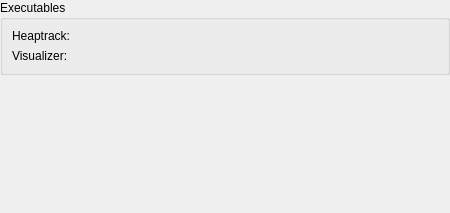
Above: plugins/heaptrack/config/globalconfigpage.ui from KDE/kdevelop before the change. Below: the same form after it.
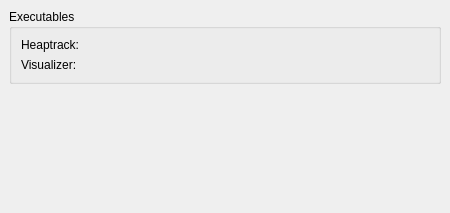
That is the form after the change. Custom widgets are drawn as their Qt base class.

```diff
--- a/plugins/heaptrack/config/globalconfigpage.ui
+++ b/plugins/heaptrack/config/globalconfigpage.ui
@@ -12,16 +12,16 @@
   </property>
   <layout class="QVBoxLayout" name="verticalLayout">
    <property name="leftMargin">
-    <number>0</number>
+    <number>9</number>
    </property>
    <property name="topMargin">
-    <number>0</number>
+    <number>9</number>
    </property>
    <property name="rightMargin">
-    <number>0</number>
+    <number>9</number>
    </property>
    <property name="bottomMargin">
-    <number>0</number>
+    <number>9</number>
    </property>
    <item>
     <widget class="QGroupBox" name="pathsGroupBox">
```
Left out of the diff: 6 changed lines with no effect on the pictures.
